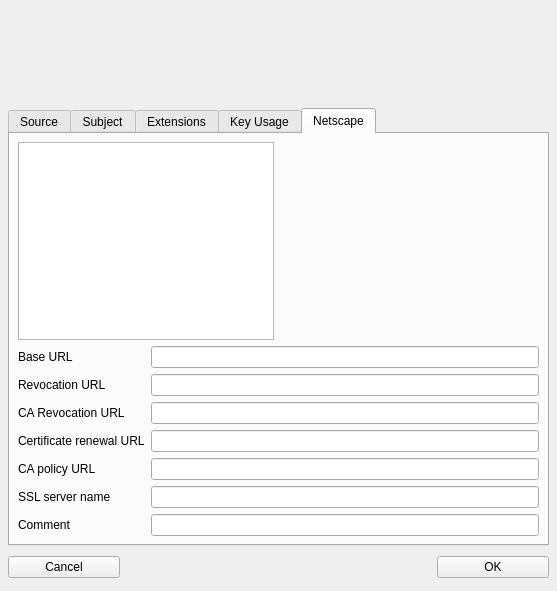
chris2511/xca, file ui/NewX509.ui: the form before one commit.
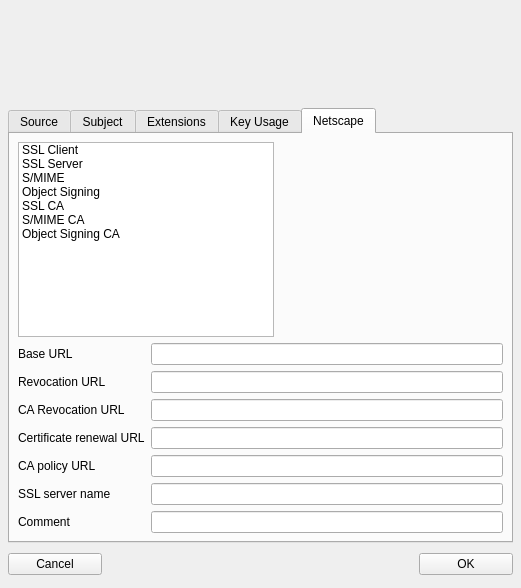
The form after the commit. The open tabs and pages were chosen to show the change. Custom widgets are drawn as their Qt base class.

```diff
--- a/ui/NewX509.ui
+++ b/ui/NewX509.ui
@@ -8,8 +8,8 @@
    <rect>
     <x>0</x>
     <y>0</y>
-    <width>557</width>
-    <height>591</height>
+    <width>521</width>
+    <height>588</height>
    </rect>
   </property>
   <property name="windowTitle" >
@@ -1163,7 +1163,46 @@
           <number>6</number>
          </property>
          <item>
-          <widget class="QListWidget" name="nsCertType" />
+          <widget class="QListWidget" name="nsCertType" >
+           <property name="selectionMode" >
+            <enum>QAbstractItemView::MultiSelection</enum>
+           </property>
+           <item>
+            <property name="text" >
+             <string>SSL Client</string>
+            </property>
+           </item>
+           <item>
+            <property name="text" >
+             <string>SSL Server</string>
+            </property>
+           </item>
+           <item>
+            <property name="text" >
+             <string>S/MIME</string>
+            </property>
+           </item>
+           <item>
+            <property name="text" >
+             <string>Object Signing</string>
+            </property>
+           </item>
+           <item>
+            <property name="text" >
+             <string>SSL CA</string>
+            </property>
+           </item>
+           <item>
+            <property name="text" >
+             <string>S/MIME CA</string>
+            </property>
+           </item>
+           <item>
+            <property name="text" >
+             <string>Object Signing CA</string>
+            </property>
+           </item>
+          </widget>
          </item>
          <item>
           <spacer>
@@ -1312,8 +1351,8 @@
         </widget>
        </item>
       </layout>
-      <widget class="QWidget" name="" />
-      <widget class="QWidget" name="" />
+      <widget class="QWidget" name="widget_3" />
+      <widget class="QWidget" name="widget_5" />
      </widget>
     </widget>
    </item>
```
Left out of the diff: 177 changed lines with no effect on the pictures.
